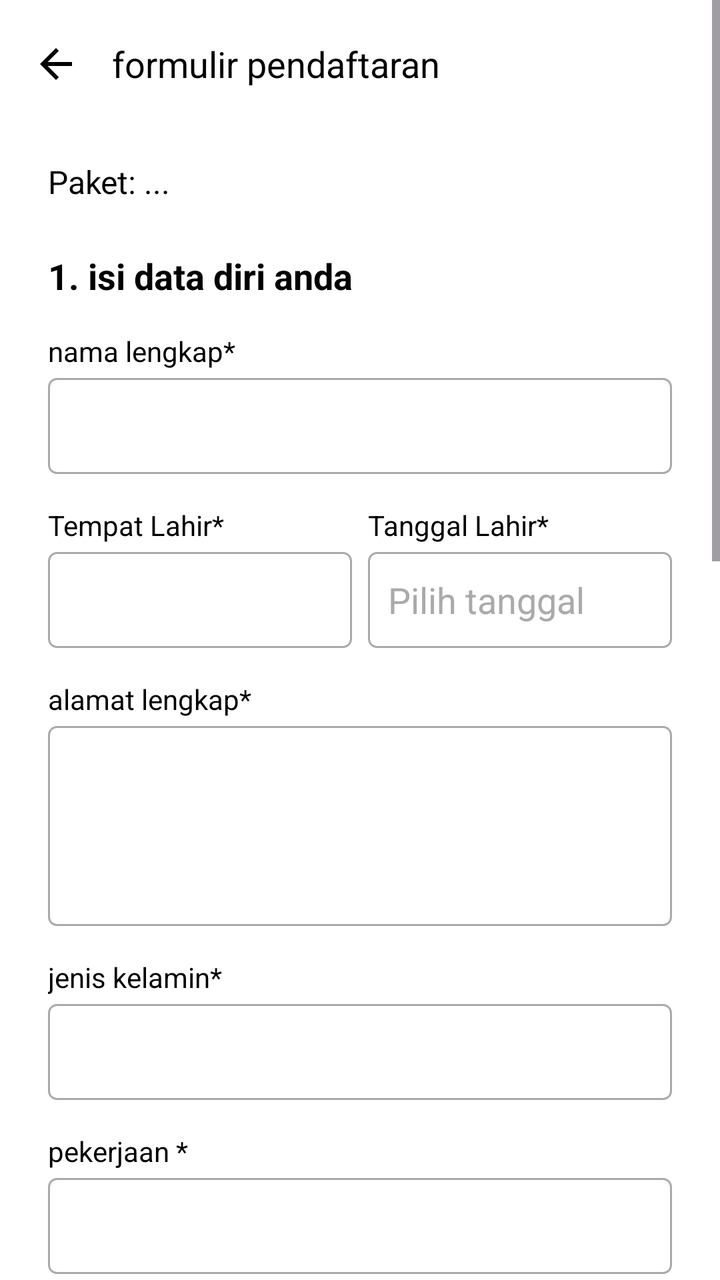
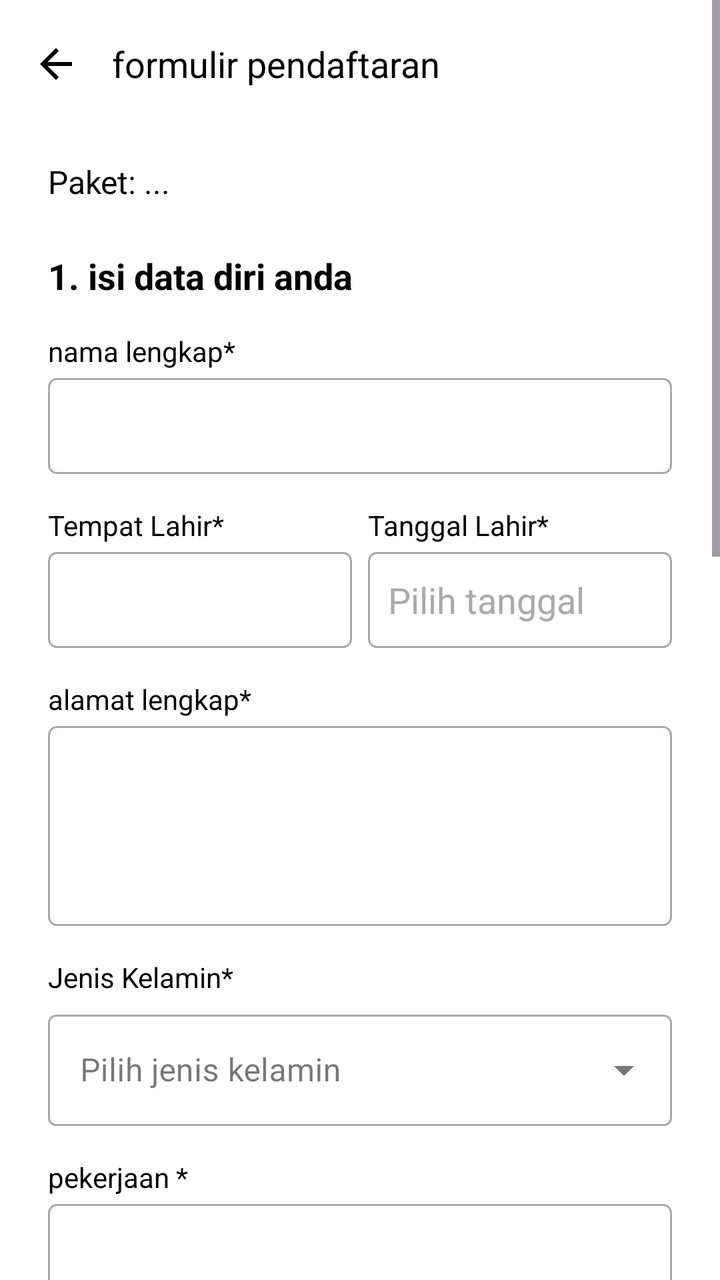

The first picture is an Android layout as it rendered before a commit; the second is the same layout after the commit. The layout source and the unified diff follow.
<!-- AndroidManifest.xml: application theme Theme.DriveNusa -->
<!-- res/layout/activity_form.xml -->
<?xml version="1.0" encoding="utf-8"?>
<ScrollView
    xmlns:android="http://schemas.android.com/apk/res/android"
    xmlns:app="http://schemas.android.com/apk/res-auto"
    xmlns:tools="http://schemas.android.com/tools"
    android:layout_width="match_parent"
    android:layout_height="match_parent"
    android:background="@color/white"
    tools:context=".FormActivity">

    <LinearLayout
        android:layout_width="match_parent"
        android:layout_height="wrap_content"
        android:orientation="vertical"
        android:paddingBottom="40dp">

        <RelativeLayout
            android:id="@+id/header_bar"
            android:layout_width="match_parent"
            android:layout_height="?attr/actionBarSize"
            android:padding="16dp">

            <ImageView
                android:id="@+id/btn_back"
                android:layout_width="24dp"
                android:layout_height="24dp"
                android:src="@drawable/ic_arrow_back"
                android:contentDescription="Back Button"
                android:layout_centerVertical="true"
                app:tint="@color/black"/>

            <TextView
                android:layout_width="wrap_content"
                android:layout_height="wrap_content"
                android:layout_marginStart="40dp"
                android:text="formulir pendaftaran"
                android:textColor="@color/black"
                android:textSize="18sp"
                android:layout_centerVertical="true"/>
        </RelativeLayout>
        <TextView
            android:id="@+id/tv_paket"
            android:layout_width="wrap_content"
            android:layout_height="wrap_content"
            android:text="Paket: ..."
            android:textColor="@color/black"
            android:textSize="16sp"
            android:layout_marginTop="16dp"
            android:layout_marginBottom="8dp"
            android:paddingHorizontal="24dp"/>

        <LinearLayout
            android:layout_width="match_parent"
            android:layout_height="wrap_content"
            android:orientation="vertical"
            android:paddingHorizontal="24dp"
            android:paddingVertical="16dp">

            <TextView
                android:layout_width="wrap_content"
                android:layout_height="wrap_content"
                android:layout_marginBottom="16dp"
                android:text="1. isi data diri anda"
                android:textColor="@color/black"
                android:textSize="18sp"
                android:textStyle="bold" />

            <TextView
                android:layout_width="wrap_content"
                android:layout_height="wrap_content"
                android:layout_marginBottom="4dp"
                android:text="nama lengkap*"
                android:textColor="@color/black" />

            <EditText
                android:id="@+id/et_nama_lengkap"
                android:layout_width="match_parent"
                android:layout_height="wrap_content"
                android:layout_marginBottom="16dp"
                android:background="@drawable/background_edit_text"
                android:inputType="textPersonName"
                android:minHeight="48dp"
                android:padding="10dp"
                android:textColor="@color/black" />

            <LinearLayout
                android:layout_width="match_parent"
                android:layout_height="wrap_content"
                android:orientation="horizontal"
                android:weightSum="2"
                android:layout_marginBottom="16dp">

                
                <LinearLayout
                    android:layout_width="0dp"
                    android:layout_height="wrap_content"
                    android:layout_weight="1"
                    android:orientation="vertical">

                    <TextView
                        android:layout_width="wrap_content"
                        android:layout_height="wrap_content"
                        android:text="Tempat Lahir*"
                        android:layout_marginBottom="4dp"
                        android:textColor="@color/black"/>

                    <EditText
                        android:id="@+id/et_tempat_lahir"
                        android:layout_width="match_parent"
                        android:layout_height="48dp"
                        android:padding="10dp"
                        android:background="@drawable/background_edit_text"
                        android:inputType="text"
                        android:textColor="@color/black"/>
                </LinearLayout>


                
                <View
                    android:layout_width="8dp"
                    android:layout_height="match_parent" />


                
                <LinearLayout
                    android:layout_width="0dp"
                    android:layout_height="wrap_content"
                    android:layout_weight="1"
                    android:orientation="vertical">

                    <TextView
                        android:layout_width="wrap_content"
                        android:layout_height="wrap_content"
                        android:text="Tanggal Lahir*"
                        android:layout_marginBottom="4dp"
                        android:textColor="@color/black"/>

                    <EditText
                        android:id="@+id/et_tanggal_lahir"
                        android:layout_width="match_parent"
                        android:layout_height="48dp"
                        android:padding="10dp"
                        android:background="@drawable/background_edit_text"
                        android:focusable="false"
                        android:clickable="true"
                        android:inputType="none"
                        android:hint="Pilih tanggal"
                        android:textColorHint="@android:color/darker_gray"
                        android:textColor="@color/black"/>
                </LinearLayout>

            </LinearLayout>

            <TextView
                android:layout_width="wrap_content"
                android:layout_height="wrap_content"
                android:layout_marginBottom="4dp"
                android:text="alamat lengkap*"
                android:textColor="@color/black" />

            <EditText
                android:id="@+id/et_alamat"
                android:layout_width="match_parent"
                android:layout_height="100dp"
                android:layout_marginBottom="16dp"
                android:background="@drawable/background_edit_text"
                android:gravity="top"
                android:inputType="textMultiLine"
                android:padding="10dp"
                android:textColor="@color/black" />

            <TextView
                android:layout_width="wrap_content"
                android:layout_height="wrap_content"
                android:layout_marginBottom="4dp"
                android:text="jenis kelamin*"
                android:textColor="@color/black" />

            <EditText
                android:id="@+id/et_jenis_kelamin"
                android:layout_width="match_parent"
                android:layout_height="wrap_content"
                android:layout_marginBottom="16dp"
                android:background="@drawable/background_edit_text"
                android:inputType="text"
                android:minHeight="48dp"
                android:padding="10dp"
                android:textColor="@color/black" />

            <TextView
                android:layout_width="wrap_content"
                android:layout_height="wrap_content"
                android:layout_marginBottom="4dp"
                android:text="pekerjaan *"
                android:textColor="@color/black" />

            <EditText
                android:id="@+id/et_pekerjaan"
                android:layout_width="match_parent"
                android:layout_height="wrap_content"
                android:layout_marginBottom="24dp"
                android:background="@drawable/background_edit_text"
                android:inputType="text"
                android:minHeight="48dp"
                android:padding="10dp"
                android:textColor="@color/black" />

            <TextView
                android:layout_width="wrap_content"
                android:layout_height="wrap_content"
                android:text="pilih mobil *"
                android:textColor="@color/black"
                android:layout_marginBottom="8dp"/>

            <RadioGroup
                android:id="@+id/rg_pilih_mobil"
                android:layout_width="match_parent"
                android:layout_height="wrap_content"
                android:orientation="vertical">

                <RadioButton
                    android:id="@+id/rb_avanza"
                    android:layout_width="wrap_content"
                    android:layout_height="wrap_content"
                    android:text="Toyota Avanza" />

                <RadioButton
                    android:id="@+id/rb_ayla"
                    android:layout_width="wrap_content"
                    android:layout_height="wrap_content"
                    android:text="Daihatsu Ayla" />

                <RadioButton
                    android:id="@+id/rb_calya"
                    android:layout_width="wrap_content"
                    android:layout_height="wrap_content"
                    android:text="Toyota Calya" />

                <RadioButton
                    android:id="@+id/rb_brio"
                    android:layout_width="wrap_content"
                    android:layout_height="wrap_content"
                    android:text="Honda Brio" />

                <RadioButton
                    android:id="@+id/rb_mobilio"
                    android:layout_width="wrap_content"
                    android:layout_height="wrap_content"
                    android:text="Honda Mobilio" />
            </RadioGroup>



            <View
                android:layout_width="match_parent"
                android:layout_height="1dp"
                android:layout_marginVertical="24dp"
                android:background="@android:color/darker_gray" />

            <LinearLayout
                android:id="@+id/ll_sim_section"
                android:layout_width="match_parent"
                android:layout_height="wrap_content"
                android:orientation="vertical"
                android:visibility="gone">

                <TextView
                    android:layout_width="wrap_content"
                    android:layout_height="wrap_content"
                    android:layout_marginBottom="8dp"
                    android:text="2. pembuatan SIM harus memenuhi persyaratan SBB"
                    android:textColor="@color/black"
                    android:textSize="18sp"
                    android:textStyle="bold" />

                <TextView
                    android:layout_width="wrap_content"
                    android:layout_height="wrap_content"
                    android:layout_marginBottom="24dp"
                    android:text="persyaratan yg perlu dilengkapi :\na. pas photo 3x4 sebanyak 2 lembar\nb. fotocopy KTP sebanyak 5 lembar\nc. KIR kesehatan + psikologis (tanggungan siswa)"
                    android:textColor="@color/black" />
            </LinearLayout>


            <TextView
                android:id="@+id/tv_title_metode"
                android:layout_width="wrap_content"
                android:layout_height="wrap_content"
                android:layout_marginBottom="16dp"
                android:text="3. metode pembayaran"
                android:textColor="@color/black"
                android:textSize="18sp"
                android:textStyle="bold" />

            <RadioGroup
                android:id="@+id/rg_metode_pembayaran"
                android:layout_width="match_parent"
                android:layout_height="wrap_content"
                android:orientation="vertical">

                <RadioButton
                    android:id="@+id/rb_transfer_bank"
                    android:layout_width="wrap_content"
                    android:layout_height="wrap_content"
                    android:text="Trasnfer Bank"
                    android:textColor="@color/black" />

                <RadioButton
                    android:id="@+id/rb_kredit"
                    android:layout_width="wrap_content"
                    android:layout_height="wrap_content"
                    android:text="Kredit"
                    android:textColor="@color/black" />

                <RadioButton
                    android:id="@+id/rb_tunai"
                    android:layout_width="wrap_content"
                    android:layout_height="wrap_content"
                    android:layout_marginBottom="24dp"
                    android:text="Tunai"
                    android:textColor="@color/black" />
            </RadioGroup>

            <LinearLayout
                android:id="@+id/ll_opsi_kredit"
                android:layout_width="match_parent"
                android:layout_height="wrap_content"
                android:layout_marginBottom="24dp"
                android:orientation="vertical"
                android:visibility="gone">

                <TextView
                    android:layout_width="wrap_content"
                    android:layout_height="wrap_content"
                    android:layout_marginBottom="16dp"
                    android:text="4. kredit"
                    android:textColor="@color/black"
                    android:textSize="18sp"
                    android:textStyle="bold" />

                <RadioGroup
                    android:id="@+id/rg_opsi_kredit"
                    android:layout_width="match_parent"
                    android:layout_height="wrap_content"
                    android:orientation="vertical">

                    <RadioButton
                        android:id="@+id/rb_kredit_minggu"
                        android:layout_width="wrap_content"
                        android:layout_height="wrap_content"
                        android:text="Per minggu" />

                    <RadioButton
                        android:id="@+id/rb_kredit_bulan"
                        android:layout_width="wrap_content"
                        android:layout_height="wrap_content"
                        android:text="Per bulan" />

                    <RadioButton
                        android:id="@+id/rb_kredit_tahun"
                        android:layout_width="wrap_content"
                        android:layout_height="wrap_content"
                        android:text="Per tahun" />
                </RadioGroup>
            </LinearLayout>


            <View
                android:layout_width="match_parent"
                android:layout_height="1dp"
                android:layout_marginVertical="24dp"
                android:background="@android:color/darker_gray" />

            <TextView
                android:id="@+id/tv_title_konfirmasi"
                android:layout_width="wrap_content"
                android:layout_height="wrap_content"
                android:layout_marginBottom="16dp"
                android:text="5. konfirmasi &amp; riview"
                android:textColor="@color/black"
                android:textSize="18sp"
                android:textStyle="bold" />

            <CheckBox
                android:id="@+id/cb_konfirmasi"
                android:layout_width="wrap_content"
                android:layout_height="wrap_content"
                android:layout_marginBottom="32dp"
                android:text="Pastikan data diri anda sudah terisi dengan benar"
                android:textColor="@color/black" />

            <LinearLayout
                android:orientation="horizontal"
                android:gravity="center"
                android:layout_width="match_parent"
                android:layout_height="wrap_content">

                <ProgressBar
                    android:id="@+id/progressBar"
                    android:layout_width="28dp"
                    android:layout_height="28dp"
                    android:visibility="gone"
                    android:indeterminate="true" />

                <Button
                    android:id="@+id/btnSimpan"
                    android:layout_width="match_parent"
                    android:layout_height="48dp"
                    android:layout_marginStart="12dp"
                    android:text="Simpan" />
            </LinearLayout>


        </LinearLayout>
    </LinearLayout>
</ScrollView>
<!-- resources referenced by this layout -->
<resources>
  <color name="black">#FF000000</color>
  <color name="white">#FFFFFFFF</color>
  <!-- drawable background_edit_text (drawable) -->
  <?xml version="1.0" encoding="utf-8"?>
  <shape xmlns:android="http://schemas.android.com/apk/res/android"
      android:shape="rectangle">
      <solid android:color="@android:color/white"/>
      <stroke android:width="1dp" android:color="@android:color/darker_gray"/>
      <corners android:radius="4dp"/>
  </shape>
  <!-- drawable ic_arrow_back (drawable) -->
  <vector xmlns:android="http://schemas.android.com/apk/res/android"
      android:width="24dp"
      android:height="24dp"
      android:viewportWidth="24"
      android:viewportHeight="24">
      <path
          android:fillColor="#000000"
          android:pathData="M20,11H7.83l5.59,-5.59L12,4l-8,8 8,8 1.41,-1.41L7.83,13H20v-2z"/>
  </vector>
  <style name="Theme.DriveNusa" parent="Base.Theme.Drivenusa" />
  <style name="Base.Theme.Drivenusa" parent="Theme.Material3.DayNight.NoActionBar">
          
          
      </style>
</resources>

<!-- the commit's change to res/layout/activity_form.xml (unified diff, before → after) -->
@@ -172,20 +172,25 @@
             <TextView
                 android:layout_width="wrap_content"
                 android:layout_height="wrap_content"
-                android:layout_marginBottom="4dp"
-                android:text="jenis kelamin*"
-                android:textColor="@color/black" />
-
-            <EditText
-                android:id="@+id/et_jenis_kelamin"
-                android:layout_width="match_parent"
-                android:layout_height="wrap_content"
-                android:layout_marginBottom="16dp"
-                android:background="@drawable/background_edit_text"
-                android:inputType="text"
-                android:minHeight="48dp"
-                android:padding="10dp"
-                android:textColor="@color/black" />
+                android:text="Jenis Kelamin*"
+                android:textColor="@color/black"
+                android:layout_marginBottom="4dp"/>
+
+            <com.google.android.material.textfield.TextInputLayout
+                android:layout_width="match_parent"
+                android:layout_height="wrap_content"
+                android:layout_marginBottom="16dp"
+                style="@style/Widget.MaterialComponents.TextInputLayout.OutlinedBox.ExposedDropdownMenu">
+
+                <AutoCompleteTextView
+                    android:id="@+id/et_jenis_kelamin"
+                    android:layout_width="match_parent"
+                    android:layout_height="wrap_content"
+                    android:hint="Pilih jenis kelamin"
+                    android:inputType="none"
+                    android:textColor="@color/black"/>
+            </com.google.android.material.textfield.TextInputLayout>
+
 
             <TextView
                 android:layout_width="wrap_content"
@@ -216,37 +221,54 @@
                 android:id="@+id/rg_pilih_mobil"
                 android:layout_width="match_parent"
                 android:layout_height="wrap_content"
-                android:orientation="vertical">
+                android:orientation="vertical"
+                android:clickable="true"
+                android:focusable="true"
+                >
 
                 <RadioButton
                     android:id="@+id/rb_avanza"
                     android:layout_width="wrap_content"
                     android:layout_height="wrap_content"
-                    android:text="Toyota Avanza" />
+                    android:text="Toyota Avanza"
+                    android:focusable="false"
+                    android:focusableInTouchMode="false" />
 
                 <RadioButton
                     android:id="@+id/rb_ayla"
                     android:layout_width="wrap_content"
                     android:layout_height="wrap_content"
-                    android:text="Daihatsu Ayla" />
+                    android:text="Daihatsu Ayla"
+                    android:focusable="false"
+                    android:focusableInTouchMode="false"
+                    />
 
                 <RadioButton
                     android:id="@+id/rb_calya"
                     android:layout_width="wrap_content"
                     android:layout_height="wrap_content"
-                    android:text="Toyota Calya" />
+                    android:text="Toyota Calya"
+                    android:focusable="false"
+                    android:focusableInTouchMode="false"
+                    />
 
                 <RadioButton
                     android:id="@+id/rb_brio"
                     android:layout_width="wrap_content"
                     android:layout_height="wrap_content"
-                    android:text="Honda Brio" />
+                    android:text="Honda Brio"
+                    android:focusable="false"
+                    android:focusableInTouchMode="false"
+                    />
 
                 <RadioButton
                     android:id="@+id/rb_mobilio"
                     android:layout_width="wrap_content"
                     android:layout_height="wrap_content"
-                    android:text="Honda Mobilio" />
+                    android:text="Honda Mobilio"
+                    android:focusable="false"
+                    android:focusableInTouchMode="false"
+                    />
             </RadioGroup>
 
 
@@ -296,21 +318,30 @@
                 android:id="@+id/rg_metode_pembayaran"
                 android:layout_width="match_parent"
                 android:layout_height="wrap_content"
-                android:orientation="vertical">
+                android:orientation="vertical"
+                android:clickable="true"
+                android:focusable="true"
+                >
 
                 <RadioButton
                     android:id="@+id/rb_transfer_bank"
                     android:layout_width="wrap_content"
                     android:layout_height="wrap_content"
                     android:text="Trasnfer Bank"
-                    android:textColor="@color/black" />
+                    android:textColor="@color/black"
+                    android:focusable="false"
+                    android:focusableInTouchMode="false"
+                    />
 
                 <RadioButton
                     android:id="@+id/rb_kredit"
                     android:layout_width="wrap_content"
                     android:layout_height="wrap_content"
                     android:text="Kredit"
-                    android:textColor="@color/black" />
+                    android:textColor="@color/black"
+                    android:focusable="false"
+                    android:focusableInTouchMode="false"
+                    />
 
                 <RadioButton
                     android:id="@+id/rb_tunai"
@@ -318,7 +349,10 @@
                     android:layout_height="wrap_content"
                     android:layout_marginBottom="24dp"
                     android:text="Tunai"
-                    android:textColor="@color/black" />
+                    android:textColor="@color/black"
+                    android:focusable="false"
+                    android:focusableInTouchMode="false"
+                    />
             </RadioGroup>
 
             <LinearLayout
@@ -342,25 +376,37 @@
                     android:id="@+id/rg_opsi_kredit"
                     android:layout_width="match_parent"
                     android:layout_height="wrap_content"
-                    android:orientation="vertical">
+                    android:orientation="vertical"
+                    android:clickable="true"
+                    android:focusable="true"
+                    >
 
                     <RadioButton
                         android:id="@+id/rb_kredit_minggu"
                         android:layout_width="wrap_content"
                         android:layout_height="wrap_content"
-                        android:text="Per minggu" />
+                        android:text="Per minggu"
+                        android:focusable="false"
+                        android:focusableInTouchMode="false"
+                        />
 
                     <RadioButton
                         android:id="@+id/rb_kredit_bulan"
                         android:layout_width="wrap_content"
                         android:layout_height="wrap_content"
-                        android:text="Per bulan" />
+                        android:text="Per bulan"
+                        android:focusable="false"
+                        android:focusableInTouchMode="false"
+                        />
 
                     <RadioButton
                         android:id="@+id/rb_kredit_tahun"
                         android:layout_width="wrap_content"
                         android:layout_height="wrap_content"
-                        android:text="Per tahun" />
+                        android:text="Per tahun"
+                        android:focusable="false"
+                        android:focusableInTouchMode="false"
+                        />
                 </RadioGroup>
             </LinearLayout>
 
